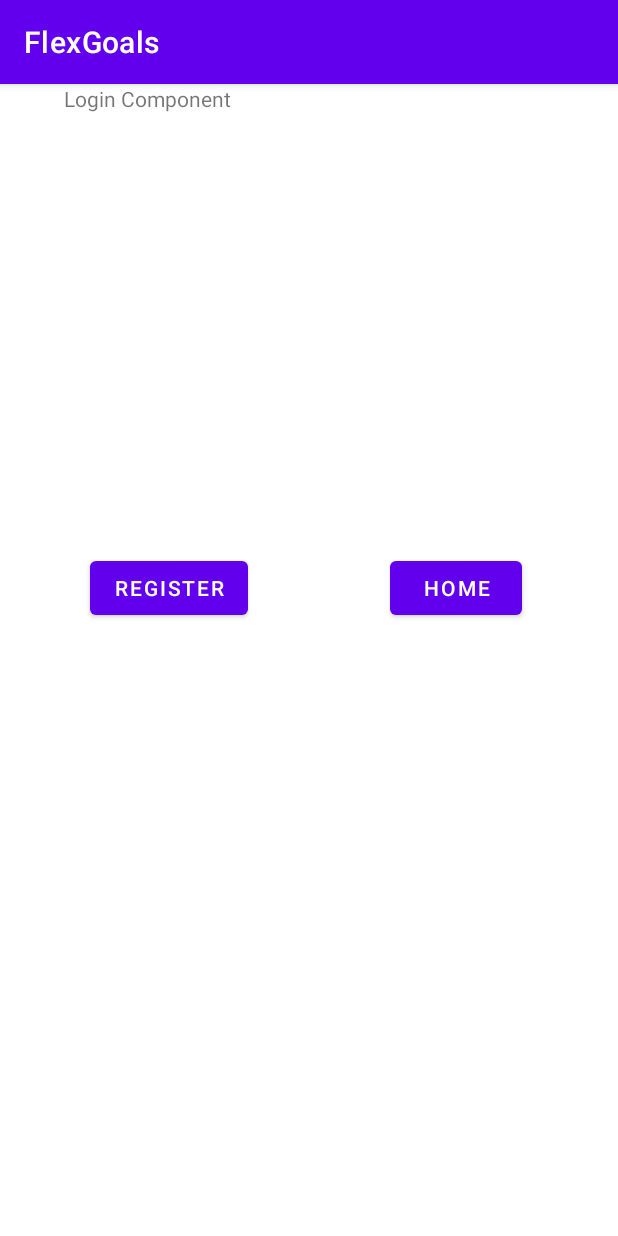
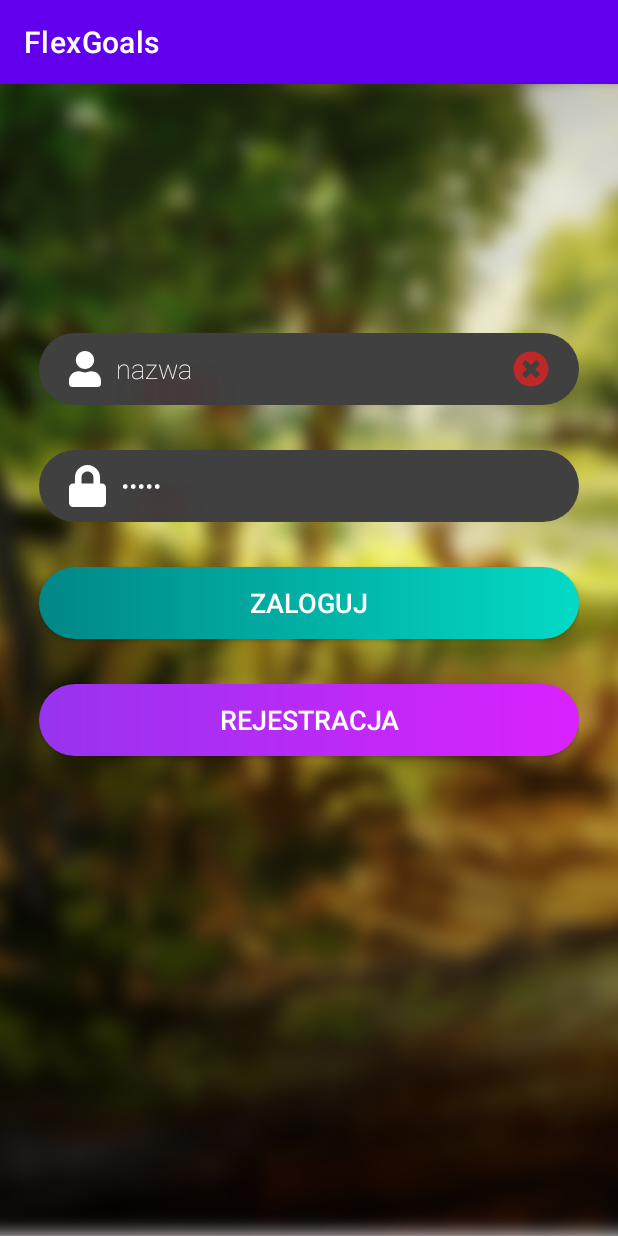
Before and after one commit to Adsel/FlexGoals, an Android app: the LoginActivity screen opened directly, with no data from a screen before it, on a phone screen of 412 x 824 dp. Run offline under Robolectric (Android 15) with nearby library versions, the phone set to English and light mode, and no system bars.

Commit message:
# FG-14 Wypenienie widoku Logowania elementami

```diff
--- a/app/src/main/java/pl/artsit/flexgoals/ui/auth/LoginActivity.java
+++ b/app/src/main/java/pl/artsit/flexgoals/ui/auth/LoginActivity.java
@@ -5,35 +5,44 @@ import android.content.Intent;
 import android.os.Bundle;
 import android.view.View;
 import android.widget.Button;
+import android.widget.EditText;
+
+import java.util.ArrayList;
 
 import pl.artsit.flexgoals.MainActivity;
 import pl.artsit.flexgoals.R;
+import pl.artsit.flexgoals.ui.home.HomeFragment;
 
 public class LoginActivity extends AppCompatActivity {
+
+    private EditText passwordEditText;
+    private EditText nameEditText;
+    private Button loginBtn;
+    private Button registrationBtn;
 
     @Override
     protected void onCreate(Bundle savedInstanceState) {
         super.onCreate(savedInstanceState);
         setContentView(R.layout.activity_login);
 
+         nameEditText = findViewById(R.id.nameEditText);
+         passwordEditText = findViewById(R.id.passwordEditText);
 
-        Button buttonRegister = findViewById(R.id.registerBtn);
-        buttonRegister.setOnClickListener(new View.OnClickListener(){
+        loginBtn = findViewById(R.id.loginBtn);
+        loginBtn.setOnClickListener(new View.OnClickListener(){
+            @Override
+            public void onClick(View view) {
+                Intent intent = new Intent(getApplicationContext(), HomeFragment.class);
+                startActivity(intent);
+            }
+        });
+        registrationBtn = findViewById(R.id.registrationBtn);
+        registrationBtn.setOnClickListener(new View.OnClickListener(){
             @Override
             public void onClick(View view) {
                 Intent intent = new Intent(getApplicationContext(), RegisterActivity.class);
                 startActivity(intent);
             }
         });
-
-        Button buttonHome = findViewById(R.id.homeBtn);
-        buttonHome.setOnClickListener(new View.OnClickListener(){
-            @Override
-            public void onClick(View view) {
-                MainActivity.isUser = true;
-                Intent intent = new Intent(getApplicationContext(), MainActivity.class);
-                startActivity(intent);
-            }
-        });
     }
 }
--- /dev/null
+++ b/app/src/main/res/drawable/gradient_blue.xml
@@ -0,0 +1,10 @@
+<?xml version="1.0" encoding="utf-8"?>
+<shape xmlns:android="http://schemas.android.com/apk/res/android"
+    android:shape="rectangle">
+    <corners android:radius="100dp"/>
+    <!--  Gradient Bg for listrow -->
+    <gradient
+        android:startColor="@color/teal_700"
+        android:endColor="@color/teal_200"
+        android:angle="0" />
+</shape>
--- a/app/src/main/res/layout/activity_login.xml
+++ b/app/src/main/res/layout/activity_login.xml
@@ -6,33 +6,116 @@
     android:layout_height="match_parent"
     tools:context=".ui.auth.LoginActivity">
 
-    <TextView
-        android:id="@+id/identyficator"
-        android:layout_width="369dp"
-        android:layout_height="435dp"
-        android:text="Login Component"
-        app:layout_constraintEnd_toEndOf="parent"
-        app:layout_constraintTop_toTopOf="parent" />
-
-    <Button
-        android:id="@+id/registerBtn"
+    <View
+        android:id="@+id/view"
         android:layout_width="wrap_content"
         android:layout_height="wrap_content"
-        android:layout_marginStart="60dp"
-        android:layout_marginLeft="60dp"
-        android:layout_marginTop="312dp"
-        android:text="Register"
+        app:layout_constraintBottom_toBottomOf="parent"
+        app:layout_constraintEnd_toEndOf="parent"
         app:layout_constraintStart_toStartOf="parent"
-        app:layout_constraintTop_toTopOf="parent" />
+        app:layout_constraintTop_toTopOf="parent"
+        android:background="@drawable/background"/>
 
-    <Button
-        android:id="@+id/homeBtn"
-        android:layout_width="wrap_content"
-        android:layout_height="wrap_content"
-        android:layout_marginTop="312dp"
-        android:layout_marginEnd="64dp"
-        android:layout_marginRight="64dp"
-        android:text="HOME"
-        app:layout_constraintEnd_toEndOf="parent"
-        app:layout_constraintTop_toTopOf="parent" />
+    <LinearLayout
+    android:id="@+id/linearLayout"
+    android:layout_width="0dp"
+    android:layout_height="622dp"
+    android:layout_marginStart="16dp"
+    android:layout_marginLeft="16dp"
+    android:layout_marginTop="100dp"
+    android:layout_marginEnd="16dp"
+    android:layout_marginRight="16dp"
+    android:orientation="vertical"
+    android:padding="10dp"
+    app:layout_constraintBottom_toBottomOf="parent"
+    app:layout_constraintEnd_toEndOf="parent"
+    app:layout_constraintHorizontal_bias="0.0"
+    app:layout_constraintStart_toStartOf="parent"
+    app:layout_constraintTop_toTopOf="parent"
+    app:layout_constraintVertical_bias="1.0">>
+
+    <EditText
+        android:id="@+id/nameEditText"
+        android:layout_width="360dp"
+        android:layout_height="48dp"
+        android:layout_marginTop="10dp"
+        android:layout_marginBottom="30dp"
+        android:background="@drawable/edit_round"
+        android:contentDescription="Login"
+        android:drawableStart="@drawable/ic_user_solid"
+        android:drawableLeft="@drawable/ic_user_solid"
+        android:drawableEnd="@drawable/ic_times_circle_solid"
+        android:drawableRight="@drawable/ic_times_circle_solid"
+        android:drawablePadding="10dp"
+        android:ems="10"
+        android:fontFamily="sans-serif-thin"
+        android:importantForAutofill="no"
+        android:inputType="textPersonName"
+        android:paddingLeft="20dp"
+        android:paddingTop="10dp"
+        android:paddingRight="20dp"
+        android:paddingBottom="10dp"
+        android:shadowColor="#9A1717"
+        android:shadowDx="20"
+        android:shadowDy="20"
+        android:shadowRadius="20"
+        android:text="nazwa"
+        android:textColor="@color/colorPrimary"
+        android:textSize="18sp"
+        tools:layout_editor_absoluteX="19dp"
+        tools:layout_editor_absoluteY="306dp" />
+
+    <EditText
+        android:id="@+id/passwordEditText"
+        android:layout_width="360dp"
+        android:layout_height="48dp"
+        android:background="@drawable/edit_round"
+        android:contentDescription="password"
+        android:drawableStart="@drawable/ic_lock_solid"
+        android:drawableLeft="@drawable/ic_lock_solid"
+        android:drawablePadding="10dp"
+        android:ems="10"
+        android:fontFamily="sans-serif-thin"
+        android:inputType="textPersonName|textPassword"
+        android:paddingLeft="20dp"
+        android:paddingTop="10dp"
+        android:paddingRight="20dp"
+        android:paddingBottom="10dp"
+        android:shadowColor="#9A1717"
+        android:shadowDx="20"
+        android:shadowDy="20"
+        android:shadowRadius="20"
+        android:text="haslo"
+        android:textColor="@color/colorPrimary"
+        android:textSize="18sp"
+        tools:layout_editor_absoluteX="22dp"
+        tools:layout_editor_absoluteY="384dp" />
+
+        <Button
+            android:id="@+id/loginBtn"
+            style="@style/Widget.AppCompat.Button"
+            android:layout_width="match_parent"
+            android:layout_height="wrap_content"
+            android:layout_marginTop="30dp"
+            android:background="@drawable/gradient_blue"
+            android:text="Zaloguj"
+            android:textSize="18sp"
+            android:textStyle="normal"
+            app:backgroundTint="@color/black"
+            app:backgroundTintMode="add" />
+
+        <Button
+            android:id="@+id/registrationBtn"
+            style="@style/Widget.AppCompat.Button"
+            android:layout_width="match_parent"
+            android:layout_height="wrap_content"
+            android:layout_marginTop="30dp"
+            android:background="@drawable/gradient"
+            android:text="Rejestracja"
+            android:textSize="18sp"
+            android:textStyle="normal"
+            app:backgroundTint="@color/black"
+            app:backgroundTintMode="add" />
+
+    </LinearLayout>
 </androidx.constraintlayout.widget.ConstraintLayout>
--- a/app/src/main/res/layout/activity_register.xml
+++ b/app/src/main/res/layout/activity_register.xml
@@ -30,8 +30,10 @@
         android:padding="10dp"
         app:layout_constraintBottom_toBottomOf="parent"
         app:layout_constraintEnd_toEndOf="parent"
+        app:layout_constraintHorizontal_bias="0.0"
         app:layout_constraintStart_toStartOf="parent"
-        app:layout_constraintTop_toTopOf="parent">
+        app:layout_constraintTop_toTopOf="parent"
+        app:layout_constraintVertical_bias="1.0">
 
         <TextView
             android:id="@+id/textViewLogin"
@@ -49,7 +51,7 @@
             android:visibility="visible" />
 
         <EditText
-            android:id="@+id/editTextLogin"
+            android:id="@+id/nameEditText"
             android:layout_width="match_parent"
             android:layout_height="wrap_content"
             android:layout_marginTop="10dp"
@@ -119,7 +121,7 @@
             android:textSize="18sp" />
 
         <EditText
-            android:id="@+id/editTextPasswordRepeat"
+            android:id="@+id/passwordEditText"
             android:layout_width="match_parent"
             android:layout_height="wrap_content"
             android:layout_marginTop="10dp"
```
